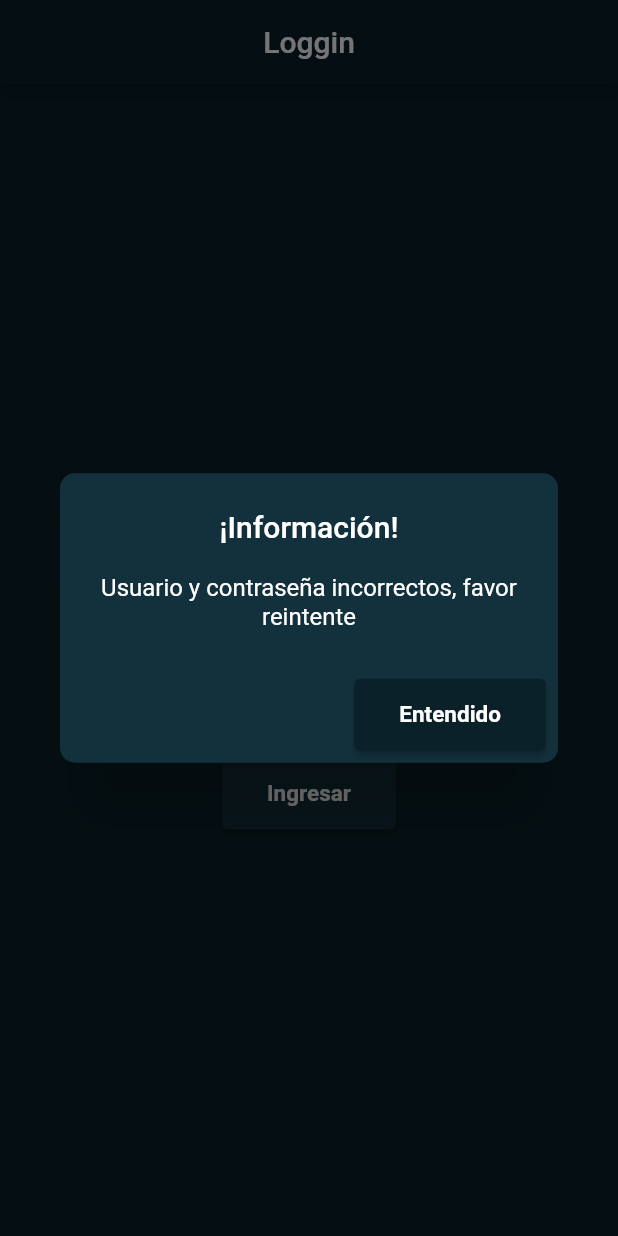
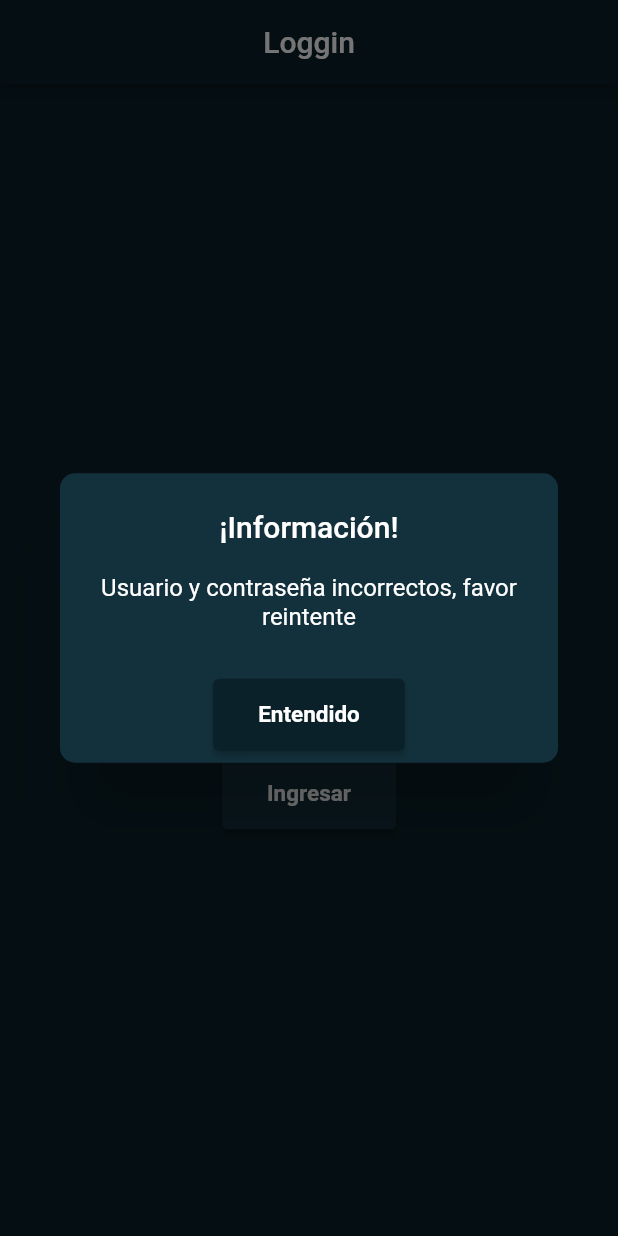
Before and after one commit to KeilerGB/Keiler_RegistroEstudiantes, a Flutter app: the screen it shows after launch, after a tap on "Ingresar", on a phone screen of 412 x 824 dp. Run offline on Flutter 3.47's test engine with Material 2 defaults, Android fonts, the phone set to English and light mode, and no system bars.

```diff
--- a/lib/Views/Loggin.dart
+++ b/lib/Views/Loggin.dart
@@ -117,17 +117,19 @@ void mostrarAviso(BuildContext context, String info) {
           actions: [
             //----------------------------------
             //Buton OK para salir del AlertDialog
-            ElevatedButton(
+            Center(
+              child: ElevatedButton(
                 onPressed: () {
                   Navigator.pop(context);
                 },
                 style: ElevatedButton.styleFrom(
                     primary: const Color.fromARGB(255, 10, 33, 41),
-                  padding:
-                      const EdgeInsets.symmetric(horizontal: 30, vertical: 15),
+                    padding: const EdgeInsets.symmetric(
+                        horizontal: 30, vertical: 15),
                     textStyle: const TextStyle(
                         fontSize: 15, fontWeight: FontWeight.bold)),
                 child: const Text('Entendido'),
+              ),
             ),
             //----------------------------------
           ],
--- a/lib/main.dart
+++ b/lib/main.dart
@@ -1,5 +1,6 @@
 import 'package:flutter/material.dart';
 import 'package:studentregistration/Views/Loggin.dart';
+import 'package:studentregistration/Views/Students.dart';
 
 void main() => runApp(const MyApp());
 
@@ -12,7 +13,8 @@ class MyApp extends StatelessWidget {
       title: 'REGISTRO ESTUDIANTES',
       initialRoute: "Loggin",
       routes: {
-        "Loggin": (BuildContext context) => Loggin(),
+        "Loggin": (context) => Loggin(),
+        "ViewStudents": (context) => const Students(),
       },
     );
   }
```
Also changed, not shown: lib/Views/Students.dart (added, +17 -0 lines). Lines whose indentation alone changed are shown as unchanged.
